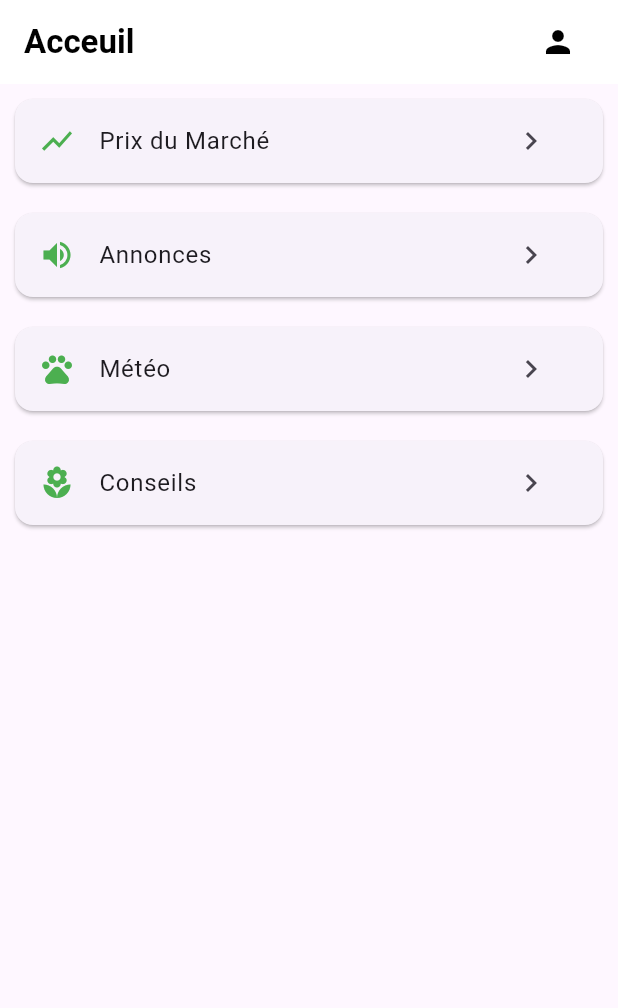
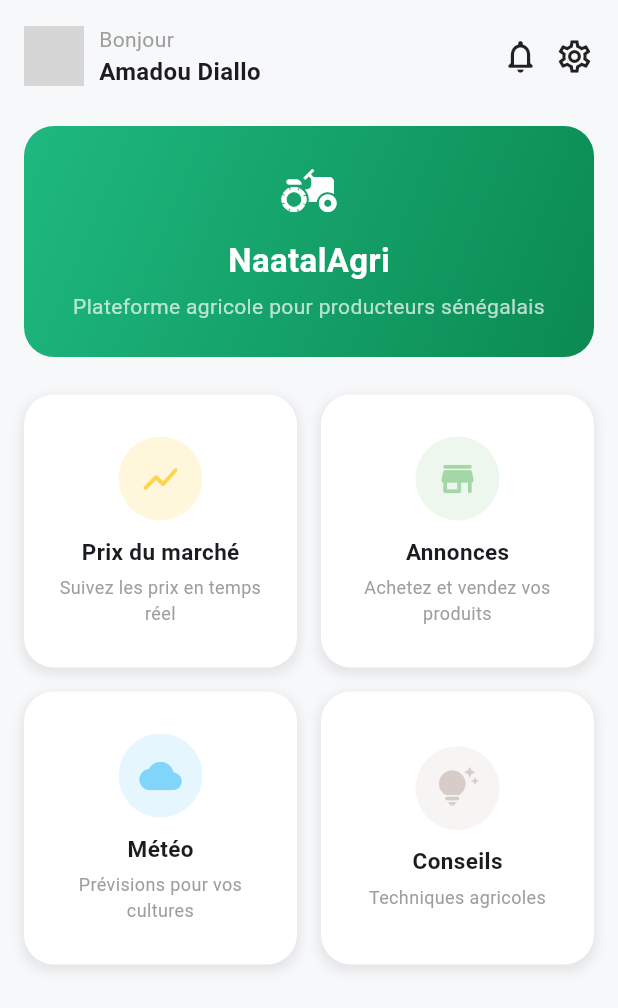
Before and after one commit to TrapCodeur/agritech, a Flutter app: the screen it shows once a user with an empty profile is signed in, on a phone screen of 412 x 824 dp. Shown: the top 1008 px of the screen. Run offline on Flutter 3.47's test engine with Material 3 defaults, Android fonts, the phone set to English and light mode, and no system bars; our stand-ins replace cloud_firestore, firebase_auth, firebase_core, multi_select_flutter, readmore; accounts and stored records are empty; grey boxes are pictures that could not be loaded.

Commit message:
modification de la page d'accueil et mise à jour du SDK flutter

```diff
--- a/lib/auth/authwrapper.dart
+++ b/lib/auth/authwrapper.dart
@@ -13,15 +13,13 @@ class AuthWrapper extends StatelessWidget {
       builder: (context, snapshot) {
         if (snapshot.connectionState == ConnectionState.waiting) {
           return const Scaffold(
-            body: Center(
-                child: CircularProgressIndicator()
-            ),
+            body: Center(child: CircularProgressIndicator()),
           );
         }
 
         // Si l'utilisateur est connecté, on va directement à HomePage
         if (snapshot.hasData) {
-          return const Homepage();
+          return const HomePage();
         }
 
         // Sinon, on montre la page de connexion
--- a/lib/auth/login.dart
+++ b/lib/auth/login.dart
@@ -31,7 +31,7 @@ class _LoginPageState extends State<LoginPage> {
       if (mounted) {
         Navigator.pushReplacement(
           context,
-          MaterialPageRoute(builder: (context) => const Homepage()),
+          MaterialPageRoute(builder: (context) => const HomePage()),
         );
       }
     } on FirebaseAuthException catch (e) {
--- a/lib/auth/register.dart
+++ b/lib/auth/register.dart
@@ -61,7 +61,7 @@ class _RegisterPageState extends State<RegisterPage> {
       if (mounted) {
         Navigator.push(
           context,
-          MaterialPageRoute(builder: (context) => Homepage()),
+          MaterialPageRoute(builder: (context) => HomePage()),
         );
       }
     } on FirebaseAuthException catch (e) {
@@ -208,7 +208,7 @@ class _RegisterPageState extends State<RegisterPage> {
 
                 TextFormField(
                   controller: _fullnameController,
-                  keyboardType: TextInputType.emailAddress,
+                  keyboardType: TextInputType.name,
                   decoration: InputDecoration(
                     fillColor: Colors.white,
                     filled: true,
@@ -220,7 +220,7 @@ class _RegisterPageState extends State<RegisterPage> {
                       ),
                     ),
                     labelText: "Prenom et Nom",
-                    prefixIcon: const Icon(Icons.domain),
+                    prefixIcon: const Icon(Icons.person),
                   ),
                   validator: (value) {
                     if (value == null || value.isEmpty) {
--- /dev/null
+++ b/lib/pages/details/detail-annoceur.dart
@@ -0,0 +1,15 @@
+import 'package:flutter/material.dart';
+
+class DetailAnnoceur extends StatefulWidget {
+  const DetailAnnoceur({super.key, required String annonceId});
+
+  @override
+  State<DetailAnnoceur> createState() => _DetailAnnoceurState();
+}
+
+class _DetailAnnoceurState extends State<DetailAnnoceur> {
+  @override
+  Widget build(BuildContext context) {
+    return const Placeholder();
+  }
+}
--- a/lib/pages/homepage.dart
+++ b/lib/pages/homepage.dart
@@ -1,163 +1,224 @@
-import 'package:agritech/pages/component/Meteo/meteo_screen.dart';
-import 'package:agritech/pages/component/advices/advices_screen.dart';
-import 'package:agritech/pages/component/annonces/screen_annonces.dart';
-
-import 'package:agritech/pages/component/price_market/price_market_screen.dart';
-import 'package:agritech/pages/profile/profile.dart';
 import 'package:flutter/material.dart';
 
-class Homepage extends StatefulWidget {
-  const Homepage({super.key});
 
-  @override
-  State<Homepage> createState() => _HomepageState();
-}
+class HomePage extends StatelessWidget {
+  const HomePage({super.key});
 
-class _HomepageState extends State<Homepage> {
   @override
   Widget build(BuildContext context) {
     return Scaffold(
-      appBar: AppBar(
-        title: Row(
+      backgroundColor: const Color(0xFFF7F8FA),
+      body: SafeArea(
+        child: Padding(
+          padding: const EdgeInsets.all(16.0),
+          child: Column(
+            crossAxisAlignment: CrossAxisAlignment.start,
+            children: [
+              Row(
                 mainAxisAlignment: MainAxisAlignment.spaceBetween,
                 children: [
-            Text("Acceuil", style: TextStyle(fontWeight: FontWeight.bold)),
-            IconButton(
-              onPressed: () {
-                Navigator.push(
-                  context,
-                  MaterialPageRoute(builder: (context) => ProfilePage()),
-                );
-              },
-              icon: Icon(Icons.person),
+                  Row(
+                    children: [
+                      const CircleAvatar(
+                        radius: 20,
+                        backgroundImage: AssetImage('assets/profile.jpg'),
+                      ),
+                      const SizedBox(width: 10),
+                      Column(
+                        crossAxisAlignment: CrossAxisAlignment.start,
+                        children: const [
+                          Text(
+                            'Bonjour',
+                            style: TextStyle(fontSize: 14, color: Colors.grey),
+                          ),
+                          Text(
+                            'Amadou Diallo',
+                            style: TextStyle(
+                              fontSize: 16,
+                              fontWeight: FontWeight.bold,
+                            ),
                           ),
                         ],
                       ),
-        centerTitle: true,
-        backgroundColor: Colors.white,
-        foregroundColor: Colors.black,
-        elevation: 0,
+                    ],
                   ),
-      body: HomePageAll(),
-    );
-  }
-}
+                  Row(
+                    children: const [
+                      Icon(Icons.notifications_none_rounded, size: 26),
+                      SizedBox(width: 10),
+                      Icon(Icons.settings_outlined, size: 26),
+                    ],
+                  ),
+                ],
+              ),
 
-class HomePageAll extends StatefulWidget {
-  const HomePageAll({super.key});
+              const SizedBox(height: 25),
 
-  @override
-  State<HomePageAll> createState() => _HomePageAllState();
-}
+              Container(
+                width: double.infinity,
+                padding: const EdgeInsets.all(24),
+                decoration: BoxDecoration(
+                  borderRadius: BorderRadius.circular(20),
+                  gradient: const LinearGradient(
+                    colors: [Color(0xFF1EB980), Color(0xFF0B8A52)],
+                    begin: Alignment.topLeft,
+                    end: Alignment.bottomRight,
+                  ),
+                ),
+                child: Column(
+                  children: const [
+                    Icon(Icons.agriculture, color: Colors.white, size: 40),
+                    SizedBox(height: 10),
+                    Text(
+                      'NaatalAgri',
+                      style: TextStyle(
+                        fontSize: 22,
+                        color: Colors.white,
+                        fontWeight: FontWeight.bold,
+                      ),
+                    ),
+                    SizedBox(height: 5),
+                    Text(
+                      'Plateforme agricole pour producteurs sénégalais',
+                      textAlign: TextAlign.center,
+                      style: TextStyle(color: Colors.white70, fontSize: 14),
+                    ),
+                  ],
+                ),
+              ),
 
-class _HomePageAllState extends State<HomePageAll> {
-  @override
-  Widget build(BuildContext context) {
-    return Center(
-      child: ListView(
+              const SizedBox(height: 25),
+
+              Expanded(
+                child: GridView.count(
+                  crossAxisCount: 2,
+                  mainAxisSpacing: 16,
+                  crossAxisSpacing: 16,
                   children: [
-          Card(
-            margin: EdgeInsets.all(10),
-            child: ListTile(
-              leading: Icon(Icons.show_chart, color: Colors.green),
-              title: Text("Prix du Marché"),
-              trailing: IconButton(
-                onPressed: () {
+                    _HomeCard(
+                      icon: Icons.show_chart_rounded,
+                      title: 'Prix du marché',
+                      subtitle: 'Suivez les prix en temps réel',
+                      color: const Color(0xFFFFD54F),
+                      onTap: () {
                         Navigator.push(
                           context,
                           MaterialPageRoute(
-                      builder: (context) => PriceMarketScreen(),
-                    ),
+                              builder: (context) => const PriceMarketScreen()),
                         );
                       },
-                icon: Icon(Icons.chevron_right),
                     ),
-            ),
-          ),
-          Card(
-            margin: EdgeInsets.all(10),
-            child: ListTile(
-              leading: Icon(Icons.volume_up, color: Colors.green),
-              title: Text("Annonces"),
-              trailing: IconButton(
-                onPressed: () {
+                    _HomeCard(
+                      icon: Icons.store_mall_directory_rounded,
+                      title: 'Annonces',
+                      subtitle: 'Achetez et vendez vos produits',
+                      color: const Color(0xFFA5D6A7),
+                      onTap: () {
                         Navigator.push(
                           context,
-                    MaterialPageRoute(builder: (context) => ScreenAnnonces()),
+                          MaterialPageRoute(
+                              builder: (context) => const ScreenAnnonces()),
                         );
                       },
-                icon: Icon(Icons.chevron_right),
                     ),
-            ),
-          ),
-          Card(
-            margin: EdgeInsets.all(10),
-            child: ListTile(
-              leading: Icon(Icons.pets, color: Colors.green),
-              title: Text("Météo"),
-              trailing: IconButton(
-                onPressed: () {
+                    _HomeCard(
+                      icon: Icons.cloud_rounded,
+                      title: 'Météo',
+                      subtitle: 'Prévisions pour vos cultures',
+                      color: const Color(0xFF81D4FA),
+                      onTap: () {
                         Navigator.push(
                           context,
-                    MaterialPageRoute(builder: (context) => MeteoScreen()),
+                          MaterialPageRoute(
+                              builder: (context) => const MeteoScreen()),
                         );
                       },
-                icon: Icon(Icons.chevron_right),
                     ),
-            ),
-          ),
-          Card(
-            margin: EdgeInsets.all(10),
-            child: ListTile(
-              leading: Icon(Icons.local_florist, color: Colors.green),
-              title: Text("Conseils"),
-              trailing: IconButton(
-                onPressed: () {
+                    _HomeCard(
+                      icon: Icons.tips_and_updates_rounded,
+                      title: 'Conseils',
+                      subtitle: 'Techniques agricoles',
+                      color: const Color(0xFFD7CCC8),
+                      onTap: () {
                         Navigator.push(
                           context,
-                    MaterialPageRoute(builder: (context) => AdvicesScreen()),
+                          MaterialPageRoute(
+                              builder: (context) => const AdvicesScreen()),
                         );
                       },
-                icon: Icon(Icons.chevron_right),
                     ),
+                  ],
                 ),
               ),
             ],
+          ),
+        ),
       ),
     );
   }
 }
 
-class MyButtomNavigation extends StatefulWidget {
-  const MyButtomNavigation({super.key});
+class _HomeCard extends StatelessWidget {
+  final IconData icon;
+  final String title;
+  final String subtitle;
+  final Color color;
+  final VoidCallback onTap;
 
-  @override
-  State<MyButtomNavigation> createState() => _MyButtomNavigationState();
-}
-
-class _MyButtomNavigationState extends State<MyButtomNavigation> {
-  var _currrentIndex = 0;
-  setCurrentIndex(index) {
-    setState(() {
-      _currrentIndex = index;
+  const _HomeCard({
+    required this.icon,
+    required this.title,
+    required this.subtitle,
+    required this.color,
+    required this.onTap,
   });
-  }
 
   @override
   Widget build(BuildContext context) {
-    return BottomNavigationBar(
-      currentIndex: _currrentIndex,
-      onTap: (index) => setCurrentIndex(index),
-      items: [
-        BottomNavigationBarItem(icon: Icon(Icons.home, color: Colors.green)),
-        BottomNavigationBarItem(
-          icon: Icon(Icons.volume_up, color: Colors.green),
-        ),
-        BottomNavigationBarItem(icon: Icon(Icons.pets, color: Colors.green)),
-        BottomNavigationBarItem(
-          icon: Icon(Icons.local_florist, color: Colors.green),
+    return InkWell(
+      borderRadius: BorderRadius.circular(20),
+      onTap: onTap,
+      child: Container(
+        decoration: BoxDecoration(
+          color: Colors.white,
+          borderRadius: BorderRadius.circular(20),
+          boxShadow: [
+            BoxShadow(
+              color: Colors.grey.withOpacity(0.2),
+              spreadRadius: 2,
+              blurRadius: 5,
+              offset: const Offset(0, 3),
             ),
           ],
+        ),
+        child: Padding(
+          padding: const EdgeInsets.all(16.0),
+          child: Column(
+            mainAxisAlignment: MainAxisAlignment.center,
+            children: [
+              CircleAvatar(
+                backgroundColor: color.withOpacity(0.2),
+                radius: 28,
+                child: Icon(icon, color: color, size: 28),
+              ),
+              const SizedBox(height: 10),
+              Text(
+                title,
+                style: const TextStyle(
+                  fontSize: 15,
+                  fontWeight: FontWeight.bold,
+                ),
+              ),
+              const SizedBox(height: 5),
+              Text(
+                subtitle,
+                textAlign: TextAlign.center,
+                style: const TextStyle(fontSize: 12, color: Colors.grey),
+              ),
+            ],
+          ),
+        ),
+      ),
     );
   }
 }
--- a/lib/pages/component/annonces/screen_annonces.dart
+++ b/lib/pages/page_available/annonces/screen_annonces.dart
@@ -1,5 +1,6 @@
-import 'package:agritech/pages/component/annonces/add_announcement.dart';
-import 'package:agritech/pages/component/annonces/update_announcement.dart';
+import 'package:agritech/pages/details/detail-annoceur.dart';
+import 'package:agritech/pages/page_available/annonces/add_announcement.dart';
+import 'package:agritech/pages/page_available/annonces/update_announcement.dart';
 import 'package:flutter/material.dart';
 import 'package:cloud_firestore/cloud_firestore.dart';
 import 'package:firebase_auth/firebase_auth.dart';
@@ -165,6 +166,21 @@ class ScreenAnnonces extends StatelessWidget {
                               Text("Place : ${data['place']}"),
                               SizedBox(width: 15),
                               Text("Contact : ${data['contact']}"),
+
+                              Expanded(
+                                child: IconButton(
+                                  onPressed: () {
+                                    Navigator.push(
+                                      context,
+                                      MaterialPageRoute(
+                                        builder: (context) =>
+                                            DetailAnnoceur(annonceId: doc.id),
+                                      ),
+                                    );
+                                  },
+                                  icon: Icon(Icons.info),
+                                ),
+                              ),
                             ],
                           ),
                         ],
```
Also changed, not shown: lib/pages/details/details_needed_announcement.dart (deleted), lib/pages/page_available/Meteo/meteo_screen.dart (renamed from lib/pages/component/Meteo/meteo_screen.dart), lib/pages/page_available/advices/advices_screen.dart (renamed from lib/pages/component/advices/advices_screen.dart), lib/pages/page_available/annonces/add_announcement.dart (renamed from lib/pages/component/annonces/add_announcement.dart), lib/pages/page_available/annonces/update_announcement.dart (renamed from lib/pages/component/annonces/update_announcement.dart), lib/pages/page_available/price_market/price_market_screen.dart (renamed from lib/pages/component/price_market/price_market_screen.dart), pubspec.lock. Lines whose indentation alone changed are shown as unchanged.
